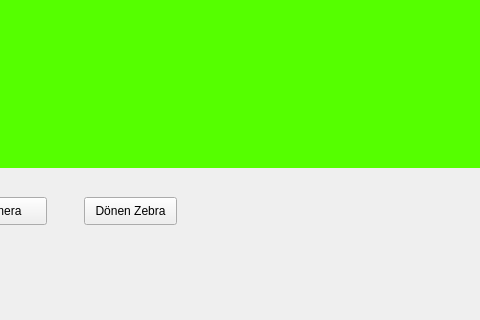
Old version of the form opencv/animasyon.ui in the repository serkancam/2020-2021-oyg-hs1; both pictures show x 136 to 616 and y 333 to 653 of the 728 by 653 pixel window.
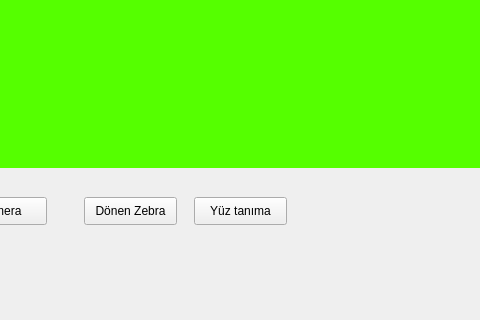
New version of the form.

The edit to the form file:
```diff
--- a/opencv/animasyon.ui
+++ b/opencv/animasyon.ui
@@ -55,6 +55,19 @@
     <string>Dönen Zebra</string>
    </property>
   </widget>
+  <widget class="QPushButton" name="btnYuzTanima">
+   <property name="geometry">
+    <rect>
+     <x>330</x>
+     <y>530</y>
+     <width>93</width>
+     <height>28</height>
+    </rect>
+   </property>
+   <property name="text">
+    <string>Yüz tanıma</string>
+   </property>
+  </widget>
  </widget>
  <resources/>
  <connections/>
```
